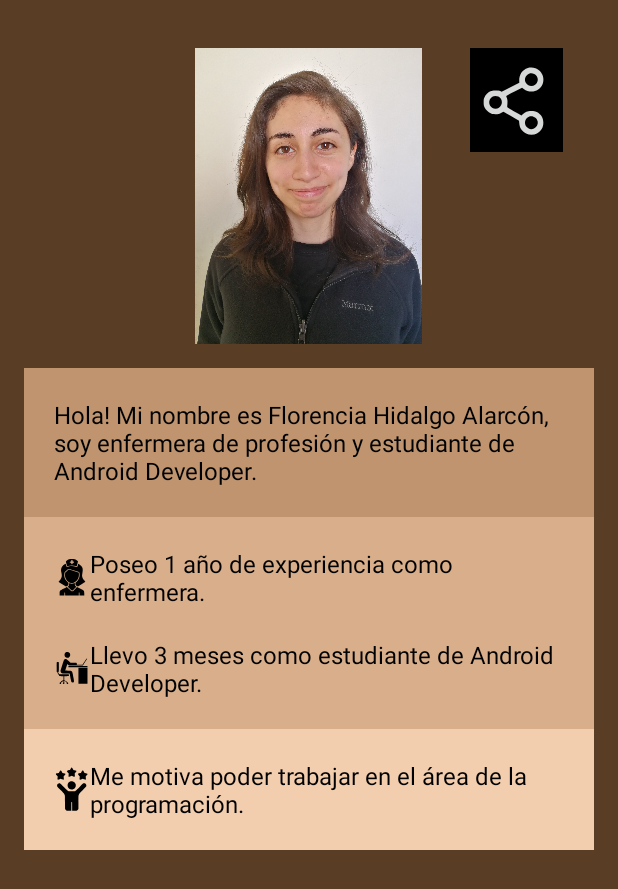
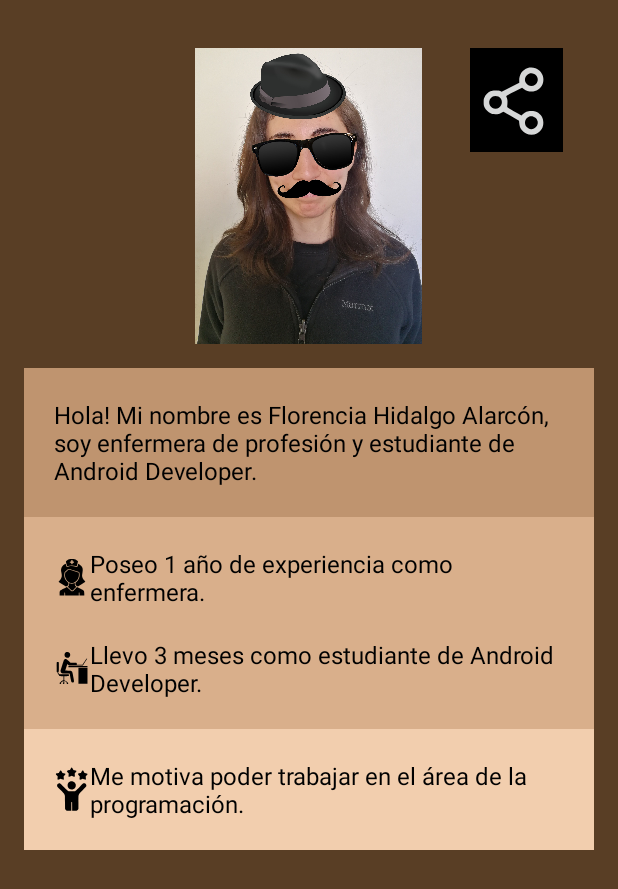
Before and after one commit to Scariu/Project_About_Me, an Android app: the screen it shows after launch (MainActivity), on a phone screen of 412 x 824 dp. Shown: the top 889 px of the screen. Run offline under Robolectric (Android 15) with nearby library versions, the phone set to English and light mode, and no system bars.

Commit message:
Se modifica diseño de activity_main.xml

```diff
--- a/app/src/main/res/layout-land/activity_main.xml
+++ b/app/src/main/res/layout-land/activity_main.xml
@@ -23,7 +23,7 @@
         app:layout_constraintStart_toStartOf="parent"
         app:layout_constraintTop_toTopOf="parent"
         app:layout_constraintVertical_bias="0.0"
-        app:srcCompat="@drawable/fotofloo" />
+        app:srcCompat="@drawable/nosoyflopy" />
 
     <TextView
         android:id="@+id/textViewAboutMe"
--- a/app/src/main/res/layout/activity_main.xml
+++ b/app/src/main/res/layout/activity_main.xml
@@ -22,7 +22,7 @@
         app:layout_constraintStart_toStartOf="parent"
         app:layout_constraintTop_toTopOf="parent"
         app:layout_constraintVertical_bias="0.0"
-        app:srcCompat="@drawable/fotofloo" />
+        app:srcCompat="@drawable/nosoyflopy" />
 
     <TextView
         android:id="@+id/textViewAboutMe"
--- a/app/src/main/res/layout/activity_second.xml
+++ b/app/src/main/res/layout/activity_second.xml
@@ -67,7 +67,7 @@
         app:layout_constraintBottom_toBottomOf="@+id/imageView3"
         app:layout_constraintEnd_toEndOf="parent"
         app:layout_constraintTop_toTopOf="@+id/imageView3"
-        app:layout_constraintVertical_bias="0.44"
+        app:layout_constraintVertical_bias="0.56"
         app:strokeColor="#328836"
         app:strokeWidth="5dp" />
 
```
Also changed, not shown: app/src/main/res/drawable/fotofloo.jpg (deleted), app/src/main/res/drawable/nosoyflopy.jpg (added), 1 other file.
